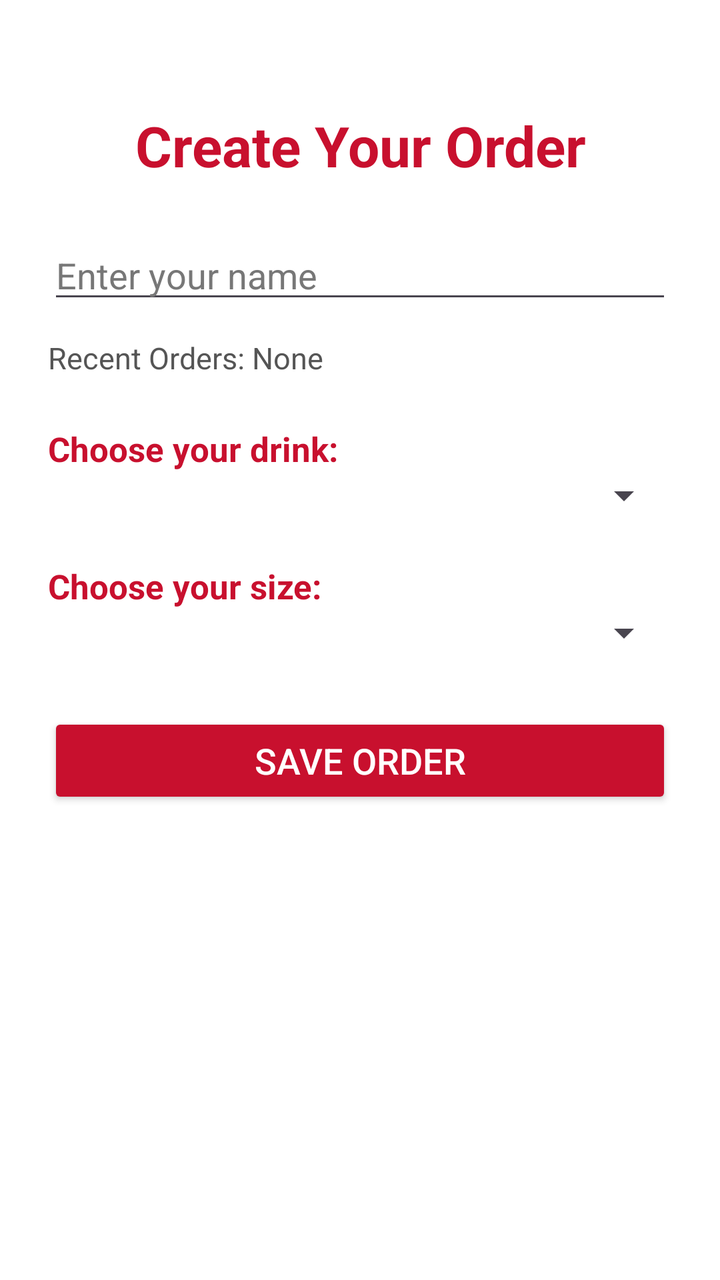
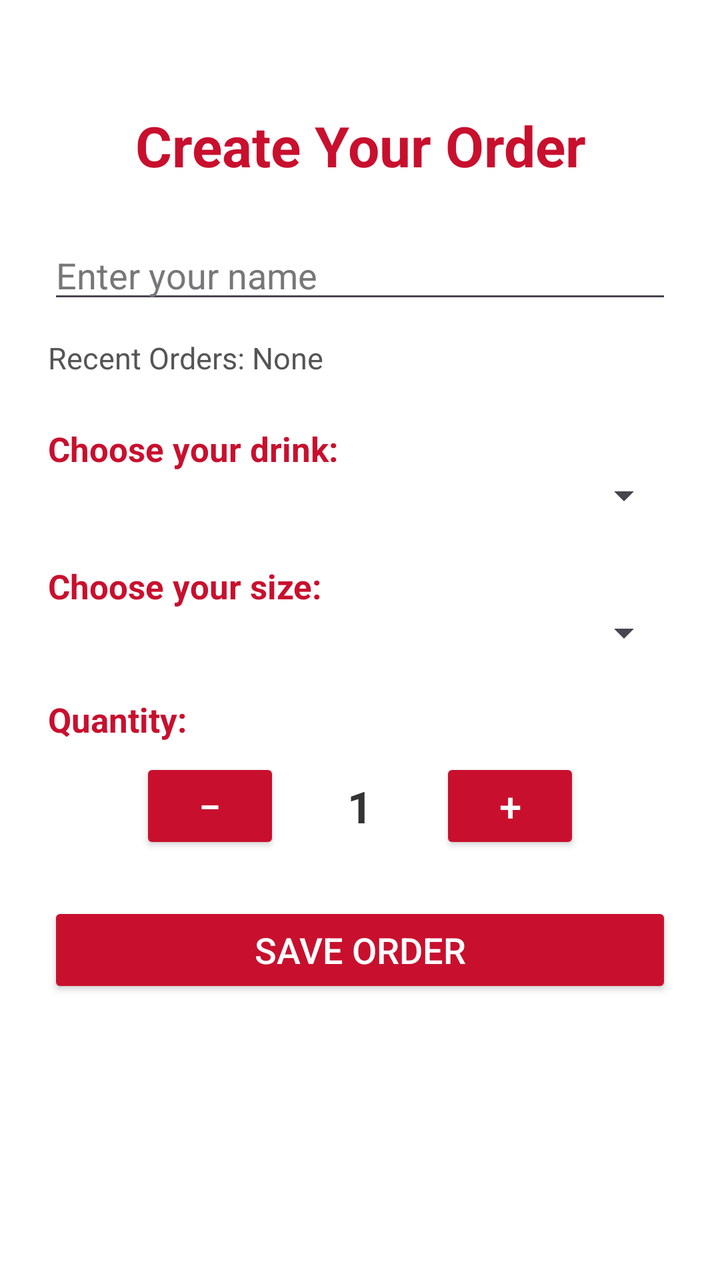

Screens rendered from an Android XML layout before and after an edit, with the pre-edit source and the edit as a unified diff.
<!-- AndroidManifest.xml: application theme Theme.AndroidApp2 -->
<!-- res/layout/activity_order.xml -->
<?xml version="1.0" encoding="utf-8"?>
<LinearLayout xmlns:android="http://schemas.android.com/apk/res/android"
    android:layout_width="match_parent"
    android:layout_height="match_parent"
    android:orientation="vertical"
    android:padding="24dp"
    android:background="#FFFFFF">

    
    <TextView
        android:layout_width="match_parent"
        android:layout_height="wrap_content"
        android:text="Create Your Order"
        android:textSize="28sp"
        android:textStyle="bold"
        android:textColor="#C8102E"
        android:gravity="center"
        android:layout_marginTop="30dp"
        android:layout_marginBottom="24dp" />

    
    <EditText
        android:id="@+id/nameInput"
        android:layout_width="match_parent"
        android:layout_height="wrap_content"
        android:hint="Enter your name"
        android:inputType="textPersonName"
        android:autofillHints="name"
        android:textColor="#333333"
        android:textColorHint="#777777"
        android:layout_marginBottom="12dp" />

    
    <TextView
        android:id="@+id/recentOrdersTextView"
        android:layout_width="match_parent"
        android:layout_height="wrap_content"
        android:text="Recent Orders: None"
        android:textSize="15sp"
        android:textColor="#555555"
        android:layout_marginBottom="24dp" />

    
    <TextView
        android:layout_width="wrap_content"
        android:layout_height="wrap_content"
        android:text="Choose your drink:"
        android:textSize="17sp"
        android:textStyle="bold"
        android:textColor="#C8102E" />

    
    <Spinner
        android:id="@+id/drinkSpinner"
        android:layout_width="match_parent"
        android:layout_height="wrap_content"
        android:layout_marginBottom="22dp" />

    
    <TextView
        android:layout_width="wrap_content"
        android:layout_height="wrap_content"
        android:text="Choose your size:"
        android:textSize="17sp"
        android:textStyle="bold"
        android:textColor="#C8102E" />

    
    <Spinner
        android:id="@+id/sizeSpinner"
        android:layout_width="match_parent"
        android:layout_height="wrap_content"
        android:layout_marginBottom="28dp" />

    
    <Button
        android:id="@+id/saveOrderButton"
        android:layout_width="match_parent"
        android:layout_height="wrap_content"
        android:text="Save Order"
        android:textSize="18sp"
        android:textColor="#FFFFFF"
        android:backgroundTint="#C8102E" />

</LinearLayout>
<!-- resources referenced by this layout -->
<resources>
  <style name="Theme.AndroidApp2" parent="Base.Theme.AndroidApp2" />
  <style name="Base.Theme.AndroidApp2" parent="Theme.Material3.DayNight.NoActionBar">
          
          
      </style>
</resources>

<!-- the commit's change to res/layout/activity_order.xml (unified diff, before → after) -->
@@ -70,7 +70,58 @@
         android:id="@+id/sizeSpinner"
         android:layout_width="match_parent"
         android:layout_height="wrap_content"
-        android:layout_marginBottom="28dp" />
+        android:layout_marginBottom="20dp" />
+
+    
+    <TextView
+        android:layout_width="wrap_content"
+        android:layout_height="wrap_content"
+        android:text="Quantity:"
+        android:textSize="17sp"
+        android:textStyle="bold"
+        android:textColor="#C8102E"
+        android:layout_marginBottom="8dp" />
+
+    
+    <LinearLayout
+        android:layout_width="match_parent"
+        android:layout_height="wrap_content"
+        android:orientation="horizontal"
+        android:gravity="center"
+        android:layout_marginBottom="24dp">
+
+        
+        <Button
+            android:id="@+id/decreaseButton"
+            android:layout_width="70dp"
+            android:layout_height="wrap_content"
+            android:text="−"
+            android:textSize="20sp"
+            android:textColor="#FFFFFF"
+            android:backgroundTint="#C8102E" />
+
+        
+        <TextView
+            android:id="@+id/quantityTextView"
+            android:layout_width="80dp"
+            android:layout_height="wrap_content"
+            android:text="1"
+            android:textSize="22sp"
+            android:textStyle="bold"
+            android:textColor="#333333"
+            android:gravity="center" />
+
+        
+        <Button
+            android:id="@+id/increaseButton"
+            android:layout_width="70dp"
+            android:layout_height="wrap_content"
+            android:text="+"
+            android:textSize="20sp"
+            android:textColor="#FFFFFF"
+            android:backgroundTint="#C8102E" />
+
+    </LinearLayout>
 
     
     <Button
